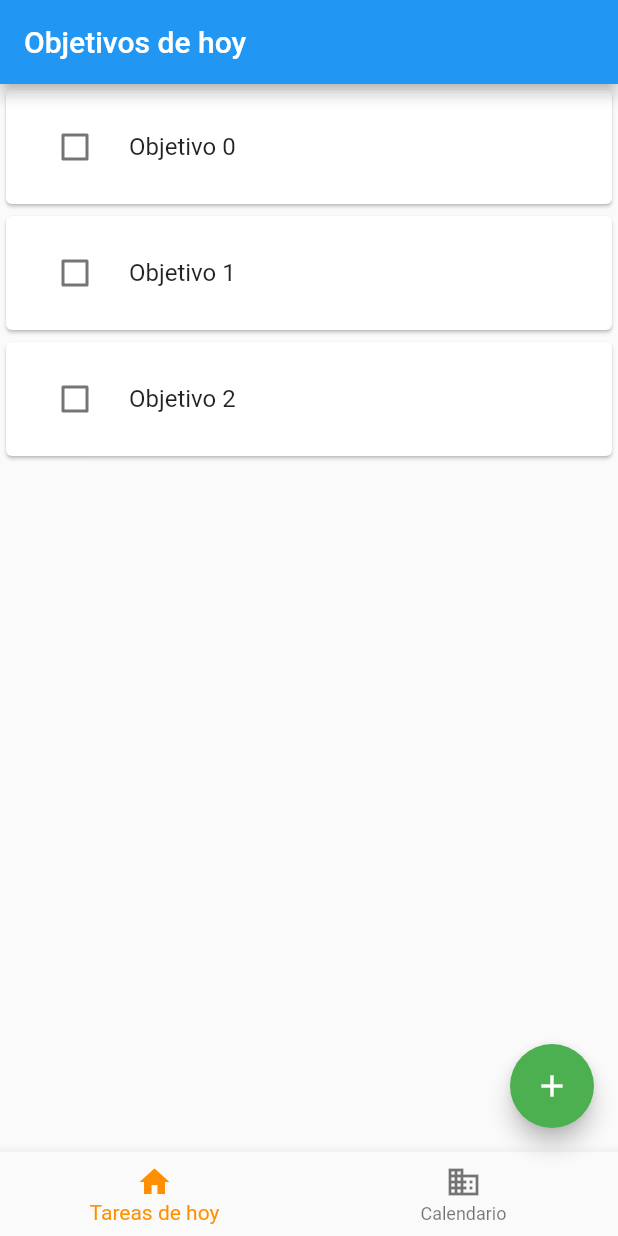
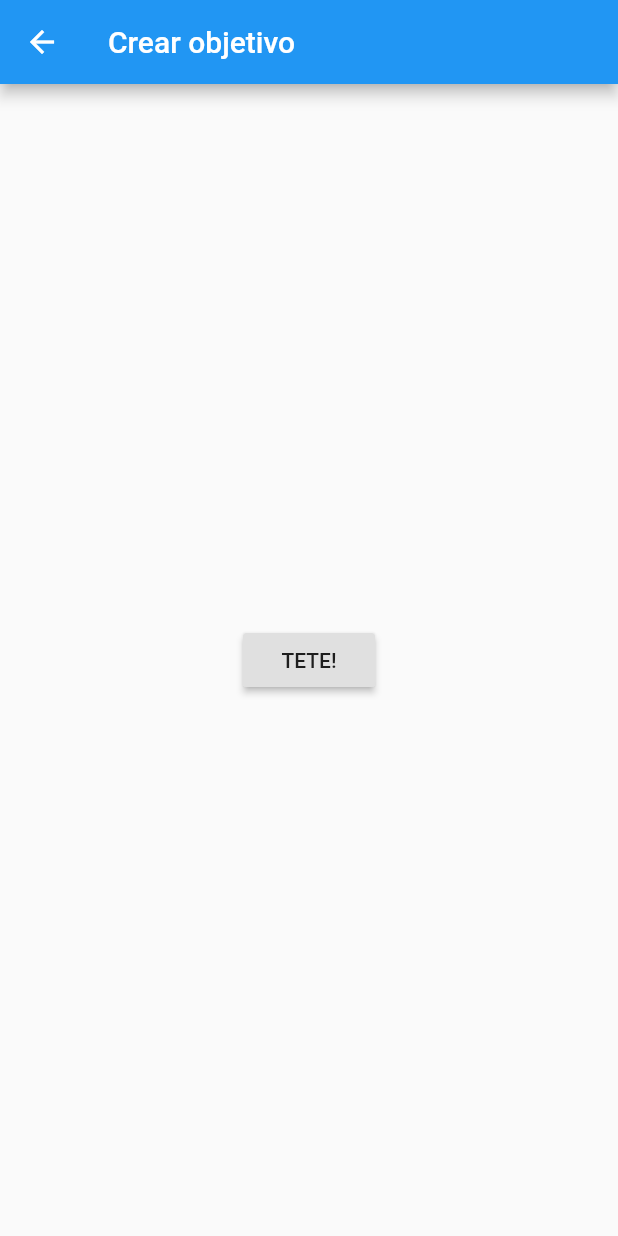
Before and after one commit to noxcraft95/Objetive, a Flutter app: the screen it shows after launch, after a tap on the "add" icon, on a phone screen of 412 x 824 dp. Run offline on Flutter 3.47's test engine with Material 2 defaults, Android fonts, the phone set to English and light mode, and no system bars.

Commit message:
Crear ventana nuevo objetivo

```diff
--- /dev/null
+++ b/lib/crear_objetivo.dart
@@ -0,0 +1,20 @@
+import 'package:flutter/material.dart';
+
+class CrearObjetivo extends StatelessWidget {
+  @override
+  Widget build(BuildContext context) {
+    return Scaffold(
+      appBar: AppBar(
+        title: Text("Crear objetivo"),
+      ),
+      body: Center(
+        child: RaisedButton(
+          onPressed: () {
+            Navigator.pop(context);
+          },
+          child: Text('TETE!'),
+        ),
+      ),
+    );
+  }
+}
--- a/lib/main.dart
+++ b/lib/main.dart
@@ -1,4 +1,5 @@
 import 'package:flutter/material.dart';
+import 'package:objetive/crear_objetivo.dart';
 void main() => runApp(MyApp());
 
 class MyApp extends StatelessWidget {
@@ -51,9 +52,9 @@ class _MyHomePageState extends State<MyHomePage> {
     });
   }
   void _onItemTapped(int index) {
-    setState(() {
-      _selectedIndex = index;
-    });
+    Navigator.push(
+        context,
+        MaterialPageRoute(builder: (context) => CrearObjetivo()));
   }
   void ItemChange(bool val,int index){
     setState(() {
@@ -79,8 +80,8 @@ class _MyHomePageState extends State<MyHomePage> {
                       value: inputs[index],
                       title: new Text('Objetivo ${index}'),
                       controlAffinity: ListTileControlAffinity.leading,
-                      onChanged:(bool val){ItemChange(val, index);}
-                  )
+                      onChanged:(bool val){_onItemTapped(index);}
+                  ),
                 ],
                 ),
               ),
@@ -88,24 +89,11 @@ class _MyHomePageState extends State<MyHomePage> {
 
           }
       ),
-      bottomNavigationBar: BottomNavigationBar(
-        items: const <BottomNavigationBarItem>[
-          BottomNavigationBarItem(
-            icon: Icon(Icons.home),
-            title: Text('Tareas de hoy'),
-          ),
-          BottomNavigationBarItem(
-            icon: Icon(Icons.business),
-            title: Text('Calendario'),
-          ),
-        ],
-        currentIndex: _selectedIndex,
-        selectedItemColor: Colors.amber[800],
-        onTap: _onItemTapped,
-      ),
       floatingActionButton: FloatingActionButton(
         onPressed: () {
-          // Add your onPressed code here!
+          Navigator.push(
+              context,
+              MaterialPageRoute(builder: (context) => CrearObjetivo()));
         },
         child: Icon(Icons.add),
         backgroundColor: Colors.green,
```
